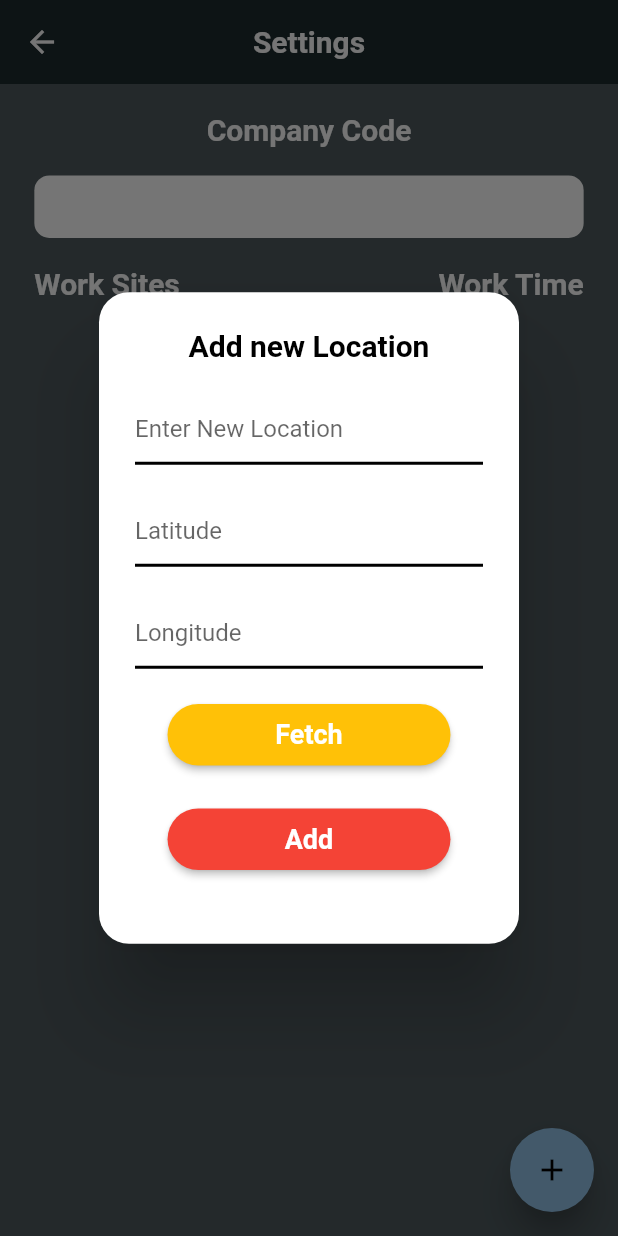
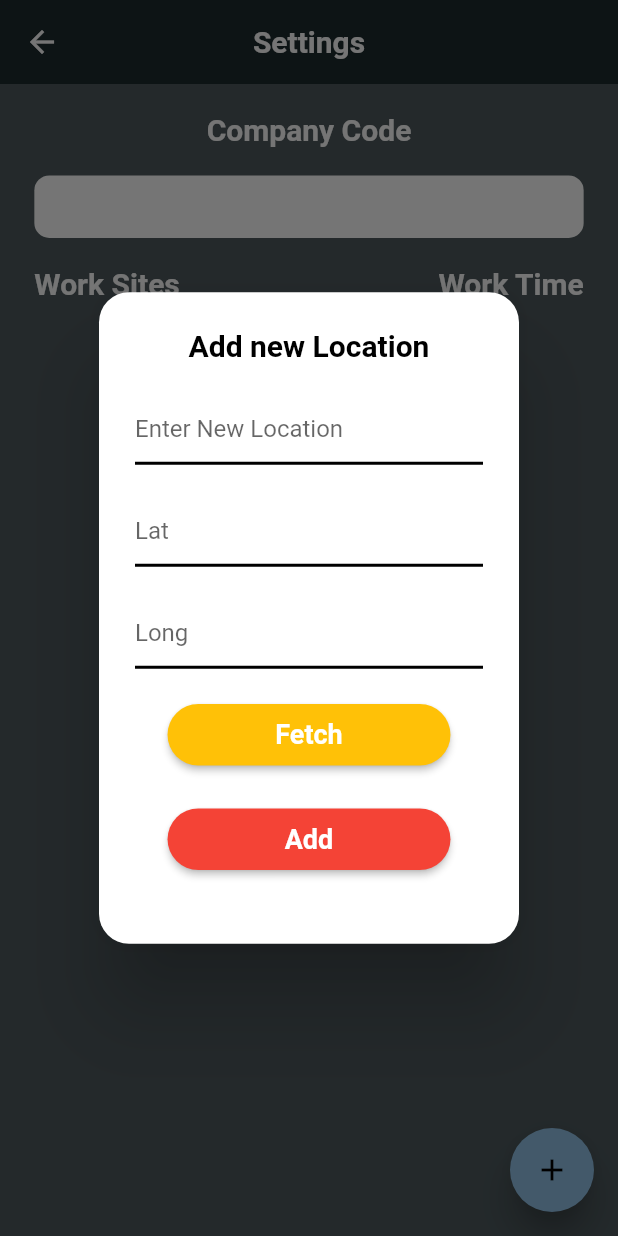
Before and after one commit to DigiWrecks/Skytech-RF, a Flutter app: the SettingsScreen screen opened directly with empty values, after a tap on the "add" icon, on a phone screen of 412 x 824 dp. Run offline on Flutter 3.47's test engine with Material 2 defaults, Android fonts, the phone set to English and light mode, and no system bars; our stand-ins replace cloud_firestore, csv, device_info, firebase_auth, firebase_core, flutter_dotenv and 7 more; missing offline and left inert: ntp, onesignal_flutter; accounts and stored records are empty; Roboto replaces fonts that are missing (Ubuntu).

```diff
--- a/lib/screens/admin/settings.dart
+++ b/lib/screens/admin/settings.dart
@@ -54,7 +54,7 @@ class _SettingsScreenState extends State<SettingsScreen> {
                     cursorColor: Colors.black,
                     keyboardType: TextInputType.number,
                     decoration: InputDecoration(
-                      hintText: 'Latitude',
+                      hintText: 'Lat',
                       enabledBorder:UnderlineInputBorder(
                           borderSide: BorderSide(color: Colors.black, width: 2),
                       ),
@@ -69,7 +69,7 @@ class _SettingsScreenState extends State<SettingsScreen> {
                     cursorColor: Colors.black,
                     keyboardType: TextInputType.number,
                     decoration: InputDecoration(
-                      hintText: 'Longitude',
+                      hintText: 'Long',
                       enabledBorder:UnderlineInputBorder(
                           borderSide: BorderSide(color: Colors.black, width: 2),
                       ),
--- a/lib/screens/admin/user-analytics.dart
+++ b/lib/screens/admin/user-analytics.dart
@@ -380,7 +380,7 @@ class _UserAnalyticsState extends State<UserAnalytics> {
                                               children: [
                                                 Row(
                                                   children: [
-                                                    CustomText(text: 'Latitude:-',size: ScreenUtil().setSp(30),color: Colors.black,),
+                                                    CustomText(text: 'Lat:-',size: ScreenUtil().setSp(30),color: Colors.black,),
                                                     SizedBox(width: ScreenUtil().setWidth(10),),
                                                     Expanded(
                                                       child: TextField(
@@ -403,7 +403,7 @@ class _UserAnalyticsState extends State<UserAnalytics> {
                                                 ),
                                                 Row(
                                                   children: [
-                                                    CustomText(text: 'Longitude:-',size: ScreenUtil().setSp(30),color: Colors.black,),
+                                                    CustomText(text: 'Long:-',size: ScreenUtil().setSp(30),color: Colors.black,),
                                                     SizedBox(width: ScreenUtil().setWidth(10),),
                                                     Expanded(
                                                       child: TextField(
@@ -442,7 +442,7 @@ class _UserAnalyticsState extends State<UserAnalytics> {
                                               children: [
                                                 Row(
                                                   children: [
-                                                    CustomText(text: 'Latitude:-',size: ScreenUtil().setSp(30),color: Colors.black,),
+                                                    CustomText(text: 'Lat:-',size: ScreenUtil().setSp(30),color: Colors.black,),
                                                     SizedBox(width: ScreenUtil().setWidth(10),),
                                                     Expanded(
                                                       child: TextField(
@@ -465,7 +465,7 @@ class _UserAnalyticsState extends State<UserAnalytics> {
                                                 ),
                                                 Row(
                                                   children: [
-                                                    CustomText(text: 'Longitude:-',size: ScreenUtil().setSp(30),color: Colors.black,),
+                                                    CustomText(text: 'Long:-',size: ScreenUtil().setSp(30),color: Colors.black,),
                                                     SizedBox(width: ScreenUtil().setWidth(10),),
                                                     Expanded(
                                                       child: TextField(
--- a/lib/screens/log.dart
+++ b/lib/screens/log.dart
@@ -151,11 +151,11 @@ class _LogState extends State<Log> {
                                       children: [
                                         Padding(
                                           padding:  EdgeInsets.all(ScreenUtil().setWidth(10)),
-                                          child: CustomText(text: 'Latitude : ${(double.parse(logInlat)).toStringAsFixed(5)}',size: ScreenUtil().setSp(30),color: Colors.black,),
+                                          child: CustomText(text: 'Lat : ${(double.parse(logInlat)).toStringAsFixed(5)}',size: ScreenUtil().setSp(30),color: Colors.black,),
                                         ),
                                         Padding(
                                           padding:  EdgeInsets.all(ScreenUtil().setWidth(10)),
-                                          child: CustomText(text: 'Longitude : ${(double.parse(logInlong)).toStringAsFixed(5)}',size: ScreenUtil().setSp(30),color: Colors.black,),
+                                          child: CustomText(text: 'Long : ${(double.parse(logInlong)).toStringAsFixed(5)}',size: ScreenUtil().setSp(30),color: Colors.black,),
                                         ),
                                       ],
                                     ),
@@ -171,11 +171,11 @@ class _LogState extends State<Log> {
                                       children: [
                                         Padding(
                                           padding:  EdgeInsets.all(ScreenUtil().setWidth(10)),
-                                          child: CustomText(text: 'Latitude : ${(double.parse(logOutlat)).toStringAsFixed(5)}',size: ScreenUtil().setSp(30),color: Colors.black,),
+                                          child: CustomText(text: 'Lat : ${(double.parse(logOutlat)).toStringAsFixed(5)}',size: ScreenUtil().setSp(30),color: Colors.black,),
                                         ),
                                         Padding(
                                           padding:  EdgeInsets.all(ScreenUtil().setWidth(10)),
-                                          child: CustomText(text: 'Longitude : ${(double.parse(logOutlong)).toStringAsFixed(5)}',size: ScreenUtil().setSp(30),color: Colors.black,),
+                                          child: CustomText(text: 'Long : ${(double.parse(logOutlong)).toStringAsFixed(5)}',size: ScreenUtil().setSp(30),color: Colors.black,),
                                         ),
                                       ],
                                     ),
```
Also changed, not shown: lib/screens/admin/admin-register.dart (+10 -0 lines), lib/screens/dashboard.dart (+8 -3 lines), lib/screens/register-device.dart (+19 -1 lines).
